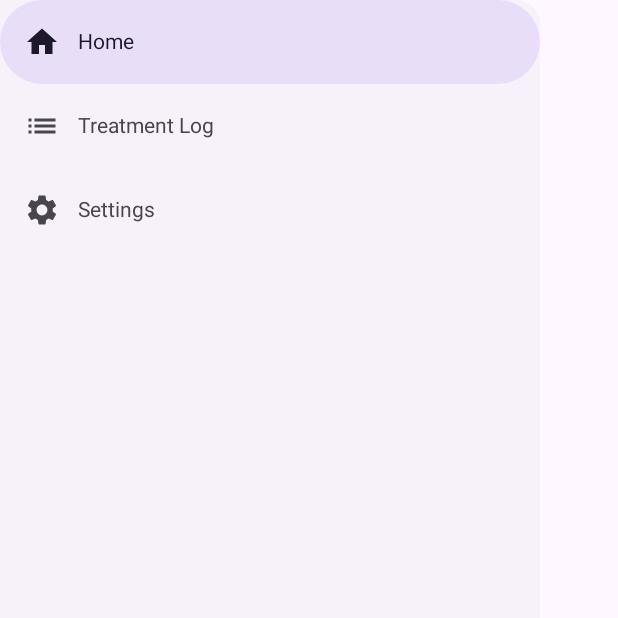
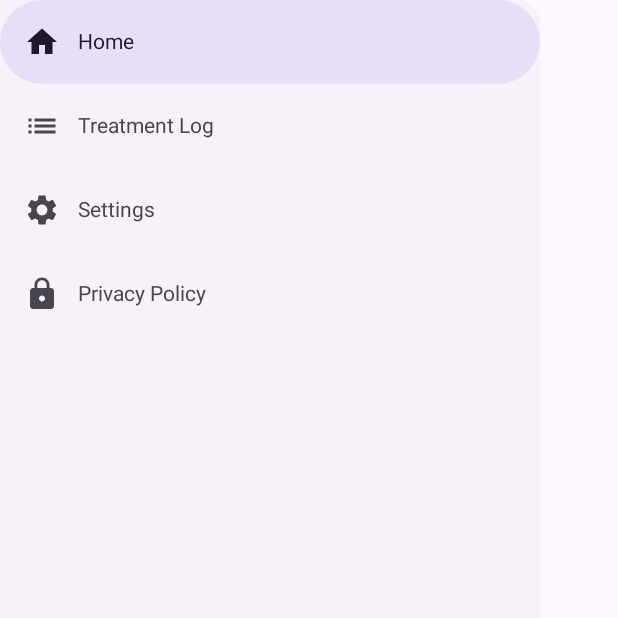
Before and after one commit to psfinaki/HypoStats, an Android app built with Jetpack Compose: the composable DrawerContent shown on its own in the app's theme, on a phone screen of 412 x 824 dp, the top half of it. Run offline under Robolectric (Android 15) with nearby library versions, the phone set to English and light mode, and no system bars; our stand-ins replace Dagger/Hilt's generated code.

Commit message:
Add privacy policy ref to the app (#5)

```diff
--- a/app/src/main/kotlin/app/hypostats/ui/MainActivity.kt
+++ b/app/src/main/kotlin/app/hypostats/ui/MainActivity.kt
@@ -1,5 +1,6 @@
 package app.hypostats.ui
 
+import android.content.Intent
 import android.os.Bundle
 import androidx.activity.compose.setContent
 import androidx.appcompat.app.AppCompatActivity
@@ -17,6 +18,7 @@ import androidx.compose.material.icons.Icons
 import androidx.compose.material.icons.automirrored.filled.List
 import androidx.compose.material.icons.filled.Home
 import androidx.compose.material.icons.filled.Info
+import androidx.compose.material.icons.filled.Lock
 import androidx.compose.material.icons.filled.Menu
 import androidx.compose.material.icons.filled.Settings
 import androidx.compose.material3.DrawerValue
@@ -42,6 +44,7 @@ import androidx.lifecycle.compose.collectAsStateWithLifecycle
 import androidx.compose.ui.Alignment
 import androidx.compose.ui.Modifier
 import androidx.compose.ui.graphics.vector.ImageVector
+import androidx.compose.ui.platform.LocalContext
 import androidx.compose.ui.res.stringResource
 import androidx.compose.ui.unit.dp
 import androidx.hilt.navigation.compose.hiltViewModel
@@ -55,6 +58,7 @@ import app.hypostats.ui.settings.SettingsScreen
 import app.hypostats.ui.stats.StatsScreen
 import dagger.hilt.android.AndroidEntryPoint
 import kotlinx.coroutines.launch
+import androidx.core.net.toUri
 
 @AndroidEntryPoint
 class MainActivity : AppCompatActivity() {
@@ -155,6 +159,8 @@ private fun DrawerContent(
     onDestinationSelected: (DrawerDestination) -> Unit,
     onCloseDrawer: () -> Unit
 ) {
+    val context = LocalContext.current
+
     ModalDrawerSheet {
         Column {
             DrawerNavigationItem(
@@ -180,6 +186,22 @@ private fun DrawerContent(
                 selectedDestination = selectedDestination,
                 onDestinationSelected = onDestinationSelected,
                 onCloseDrawer = onCloseDrawer
+            )
+            NavigationDrawerItem(
+                icon = {
+                    Icon(
+                        imageVector = Icons.Default.Lock,
+                        contentDescription = context.getString(R.string.nav_privacy)
+                    )
+                },
+                label = { Text(context.getString(R.string.nav_privacy)) },
+                selected = false,
+                onClick = {
+                    val intent = Intent(Intent.ACTION_VIEW,
+                        "https://github.com/psfinaki/HypoStats/blob/main/PRIVACY.md".toUri())
+                    context.startActivity(intent)
+                    onCloseDrawer()
+                }
             )
         }
     }
--- a/app/src/main/res/values/strings.xml
+++ b/app/src/main/res/values/strings.xml
@@ -9,6 +9,7 @@
     <string name="nav_home">Home</string>
     <string name="nav_log">Treatment Log</string>
     <string name="nav_settings">Settings</string>
+    <string name="nav_privacy">Privacy Policy</string>
     <string name="open_menu">Open menu</string>
 
     <!-- Content -->
```
Also changed, not shown: 1 other file.
